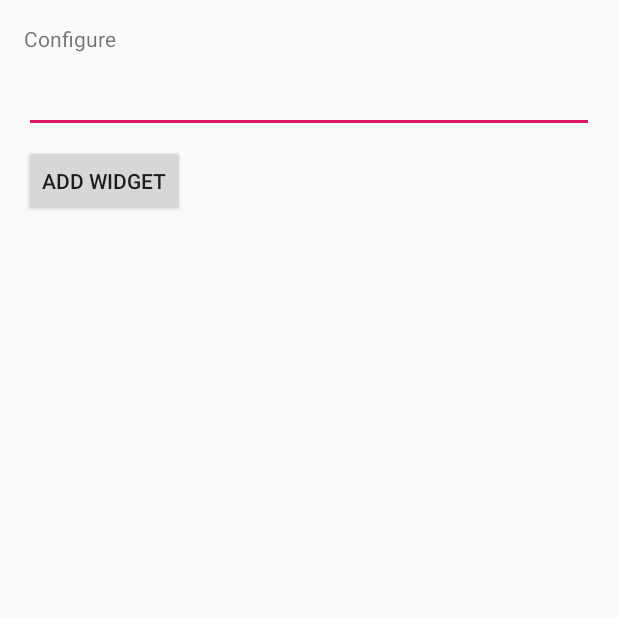
After one commit to jsfarley/Forecast, an Android app: the ForecastConfigureActivity screen opened directly, with no data from a screen before it, on a phone screen of 412 x 824 dp, the top half of it. The commit adds this screen. Run offline under Robolectric (Android 15) with nearby library versions, the phone set to English and light mode, and no system bars; 1 statement that could not run was skipped.

Commit message:
UI update and Widget addition

```diff
--- a/app/build.gradle
+++ b/app/build.gradle
@@ -3,7 +3,7 @@ apply plugin: 'com.android.application'
 android {
     compileSdkVersion 28
     defaultConfig {
-        applicationId "com.jsfarley.forecast"
+        applicationId "com.jsfarley.forecast_widget"
         minSdkVersion 16
         targetSdkVersion 28
         versionCode 1
--- /dev/null
+++ b/app/src/main/java/com/jsfarley/forecast/ForecastConfigureActivity.java
@@ -0,0 +1,98 @@
+package com.jsfarley.forecast;
+
+import android.app.Activity;
+import android.appwidget.AppWidgetManager;
+import android.content.Context;
+import android.content.Intent;
+import android.content.SharedPreferences;
+import android.os.Bundle;
+import android.view.View;
+import android.widget.EditText;
+
+/**
+ * The configuration screen for the {@link ForecastWidget ForecastWidget} AppWidget.
+ */
+public class ForecastConfigureActivity extends Activity {
+
+	private static final String PREFS_NAME = "com.jsfarley.forecast_widget.ForecastWidget";
+	private static final String PREF_PREFIX_KEY = "appwidget_";
+	int mAppWidgetId = AppWidgetManager.INVALID_APPWIDGET_ID;
+	EditText mAppWidgetText;
+	View.OnClickListener mOnClickListener = new View.OnClickListener() {
+		public void onClick(View v) {
+			final Context context = ForecastConfigureActivity.this;
+
+			// When the button is clicked, store the string locally
+			String widgetText = mAppWidgetText.getText().toString();
+			saveTitlePref(context, mAppWidgetId, widgetText);
+
+			// It is the responsibility of the configuration activity to update the app widget
+			AppWidgetManager appWidgetManager = AppWidgetManager.getInstance(context);
+			ForecastWidget.updateAppWidget(context, appWidgetManager, mAppWidgetId);
+
+			// Make sure we pass back the original appWidgetId
+			Intent resultValue = new Intent();
+			resultValue.putExtra(AppWidgetManager.EXTRA_APPWIDGET_ID, mAppWidgetId);
+			setResult(RESULT_OK, resultValue);
+			finish();
+		}
+	};
+
+	public ForecastConfigureActivity() {
+		super();
+	}
+
+	// Write the prefix to the SharedPreferences object for this widget
+	static void saveTitlePref(Context context, int appWidgetId, String text) {
+		SharedPreferences.Editor prefs = context.getSharedPreferences(PREFS_NAME, 0).edit();
+		prefs.putString(PREF_PREFIX_KEY + appWidgetId, text);
+		prefs.apply();
+	}
+
+	// Read the prefix from the SharedPreferences object for this widget.
+	// If there is no preference saved, get the default from a resource
+	static String loadTitlePref(Context context, int appWidgetId) {
+		SharedPreferences prefs = context.getSharedPreferences(PREFS_NAME, 0);
+		String titleValue = prefs.getString(PREF_PREFIX_KEY + appWidgetId, null);
+		if (titleValue != null) {
+			return titleValue;
+		} else {
+			return context.getString(R.string.appwidget_text);
+		}
+	}
+
+	static void deleteTitlePref(Context context, int appWidgetId) {
+		SharedPreferences.Editor prefs = context.getSharedPreferences(PREFS_NAME, 0).edit();
+		prefs.remove(PREF_PREFIX_KEY + appWidgetId);
+		prefs.apply();
+	}
+
+	@Override
+	public void onCreate(Bundle icicle) {
+		super.onCreate(icicle);
+
+		// Set the result to CANCELED.  This will cause the widget host to cancel
+		// out of the widget placement if the user presses the back button.
+		setResult(RESULT_CANCELED);
+
+		setContentView(R.layout.forecast_configure);
+		mAppWidgetText = (EditText) findViewById(R.id.appwidget_text);
+		findViewById(R.id.add_button).setOnClickListener(mOnClickListener);
+
+		// Find the widget id from the intent.
+		Intent intent = getIntent();
+		Bundle extras = intent.getExtras();
+		if (extras != null) {
+			mAppWidgetId = extras.getInt(
+					AppWidgetManager.EXTRA_APPWIDGET_ID, AppWidgetManager.INVALID_APPWIDGET_ID);
+		}
+
+		// If this activity was started with an intent without an app widget ID, finish with an error.
+		if (mAppWidgetId == AppWidgetManager.INVALID_APPWIDGET_ID) {
+			finish();
+			return;
+		}
+
+		mAppWidgetText.setText(loadTitlePref(ForecastConfigureActivity.this, mAppWidgetId));
+	}
+}
--- /dev/null
+++ b/app/src/main/res/layout/forecast_configure.xml
@@ -0,0 +1,27 @@
+<?xml version="1.0" encoding="utf-8"?>
+<LinearLayout xmlns:android="http://schemas.android.com/apk/res/android"
+	android:layout_width="match_parent"
+	android:layout_height="wrap_content"
+	android:orientation="vertical"
+	android:padding="16dp">
+
+	<TextView
+		android:layout_width="match_parent"
+		android:layout_height="wrap_content"
+		android:layout_marginBottom="8dp"
+		android:text="@string/configure" />
+
+	<EditText
+		android:id="@+id/appwidget_text"
+		android:layout_width="match_parent"
+		android:layout_height="wrap_content"
+		android:inputType="text" />
+
+	<Button
+		android:id="@+id/add_button"
+		android:layout_width="wrap_content"
+		android:layout_height="wrap_content"
+		android:layout_marginTop="8dp"
+		android:text="@string/add_widget" />
+
+</LinearLayout>
--- a/app/src/main/res/values/strings.xml
+++ b/app/src/main/res/values/strings.xml
@@ -1,3 +1,6 @@
 <resources>
 	<string name="app_name">Forecast</string>
+	<string name="appwidget_text">EXAMPLE</string>
+	<string name="configure">Configure</string>
+	<string name="add_widget">Add widget</string>
 </resources>
```
Also changed, not shown: app/src/main/AndroidManifest.xml (+17 -2 lines), app/src/main/java/com/jsfarley/forecast/ForecastWidget.java (added, +51 -0 lines), app/src/main/res/layout/forecast_widget.xml (added, +21 -0 lines), app/src/main/res/values-v14/dimens.xml (added, +10 -0 lines), app/src/main/res/values/dimens.xml (added, +10 -0 lines), app/src/main/res/xml/forecast_info.xml (added, +11 -0 lines), app/src/main/res/drawable-nodpi/example_appwidget_preview.png (added), 1 other file.
